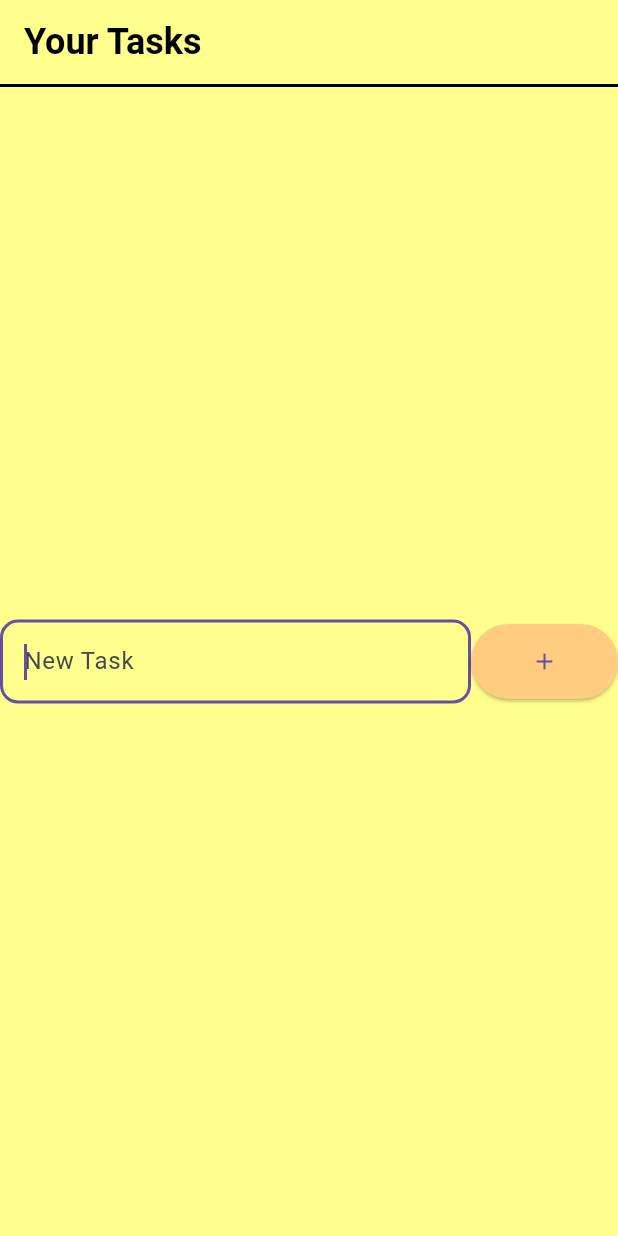
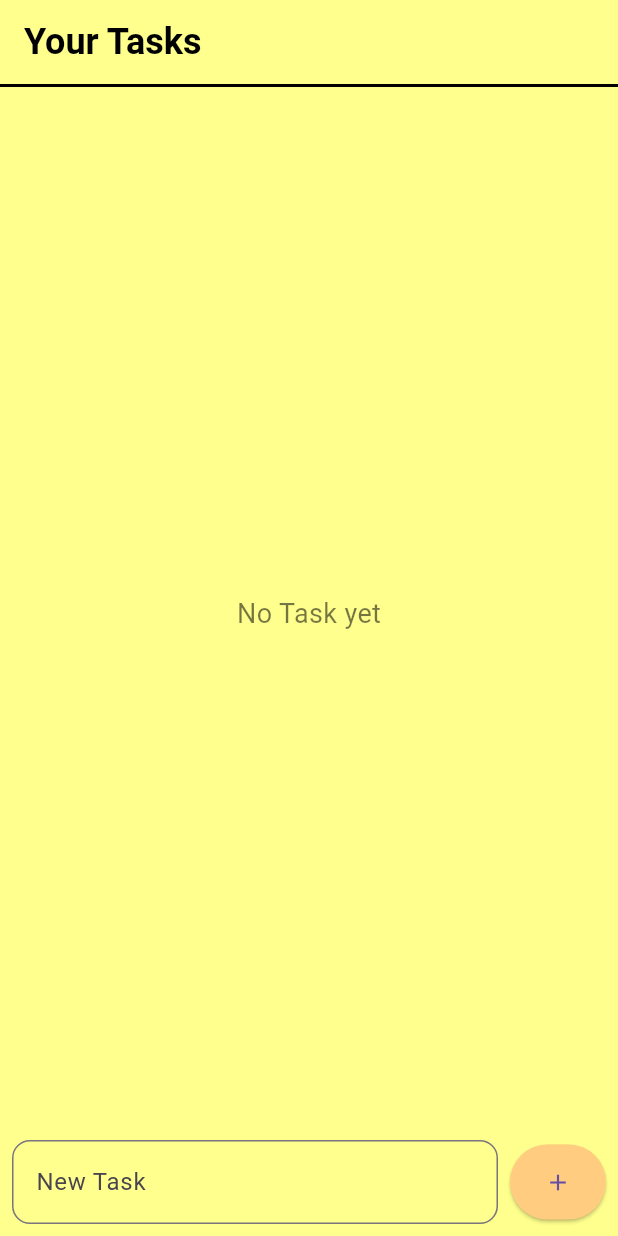
Before and after one commit to rahulgope45/TodoApp-, a Flutter app: the screen it shows after launch, on a phone screen of 412 x 824 dp. Run offline on Flutter 3.47's test engine with Material 3 defaults, Android fonts, the phone set to English and light mode, and no system bars.

Commit message:
Add feature implemented

```diff
--- a/lib/Pages/todo_screen.dart
+++ b/lib/Pages/todo_screen.dart
@@ -4,21 +4,16 @@ class TodoScreen extends StatefulWidget {
   const TodoScreen({super.key});
 
   @override
-  State<TodoScreen> createState() => _MyWidgetState();
+  State<TodoScreen> createState() => _TodoScreenState();
 }
 
-class _MyWidgetState extends State<TodoScreen> {
-
+class _TodoScreenState extends State<TodoScreen> {
   final TextEditingController _textController = TextEditingController();
-
-
-//storing tasks
   final List<String> _tasks = [];
 
-//Onsubmit functions
-void _submitAdd(BuildContext context){
-  final  text = _textController.text.trim();
-  if(text.isNotEmpty){
+  void _submitAdd(BuildContext context) {
+    final text = _textController.text.trim();
+    if (text.isNotEmpty) {
       setState(() {
         _tasks.add(text);
       });
@@ -26,63 +21,90 @@ void _submitAdd(BuildContext context){
     }
   }
 
-
-
-
-
   @override
   Widget build(BuildContext context) {
     return Scaffold(
       backgroundColor: Colors.yellowAccent[100],
       appBar: AppBar(
-        title: Text("Your Tasks",
-        style: TextStyle(fontSize: 24, fontWeight: FontWeight.bold, color: Colors.black,
-
-        ),
-
+        title: const Text(
+          "Your Tasks",
+          style: TextStyle(fontSize: 24, fontWeight: FontWeight.bold, color: Colors.black),
         ),
         backgroundColor: Colors.yellowAccent[100],
-        bottom: const PreferredSize(preferredSize: Size.fromHeight(2),
+        bottom: const PreferredSize(
+          preferredSize: Size.fromHeight(2),
           child: Divider(
             color: Colors.black,
             thickness: 2,
             height: 2,
-        )
+          ),
+        ),
       ),
 
+      // ✅ This makes the screen resize when the keyboard appears
+      resizeToAvoidBottomInset: true,
 
+      body: SafeArea(
+        child: Column(
+          children: [
+            // Task list at the top
+            Expanded(
+              child: _tasks.isEmpty
+                  ? const Center(
+                      child: Text(
+                        "No Task yet",
+                        style: TextStyle(fontSize: 18, color: Colors.black54),
+                      ),
+                    )
+                  : ListView.builder(
+                      itemCount: _tasks.length,
+                      itemBuilder: (context, index) {
+                        return Card(
+                          margin: const EdgeInsets.symmetric(horizontal: 12, vertical: 6),
+                          child: ListTile(
+                            title: Text(_tasks[index]),
+                          ),
+                        );
+                      },
+                    ),
             ),
 
-      body: Center(
-        child: Row(children: [
-          Expanded(child: TextField(
+            // ✅ Input box + button at the bottom, moves with keyboard
+            Padding(
+              padding: EdgeInsets.only(
+                left: 8,
+                right: 8,
+                bottom: MediaQuery.of(context).viewInsets.bottom + 8, // moves with keyboard
+              ),
+              child: Row(
+                children: [
+                  Expanded(
+                    child: TextField(
                       controller: _textController,
-            autofocus: true,
+                      autofocus: false,
                       decoration: InputDecoration(
-              hintText: "New Task" ,
+                        hintText: "New Task",
                         border: OutlineInputBorder(
-                borderRadius: BorderRadius.circular(12)
-              )
+                          borderRadius: BorderRadius.circular(12),
                         ),
-            onSubmitted: (_)=> _submitAdd(context),
-          )),
+                      ),
+                      onSubmitted: (_) => _submitAdd(context),
+                    ),
+                  ),
+                  const SizedBox(width: 8),
                   ElevatedButton(
-          onPressed: (){
-            print("You have Pressed Adding Button");
-
-          },
+                    onPressed: () => _submitAdd(context),
                     style: ElevatedButton.styleFrom(
                       backgroundColor: Colors.orange[200],
-            padding: const EdgeInsets.symmetric(horizontal: 40,vertical: 16)
+                      padding: const EdgeInsets.symmetric(horizontal: 20, vertical: 16),
                     ),
-          child:
-          Icon((Icons.add)
-
+                    child: const Icon(Icons.add),
                   ),
-
+                ],
               ),
-        ],)
-
+            ),
+          ],
+        ),
       ),
     );
   }
```
Lines whose indentation alone changed are shown as unchanged.
